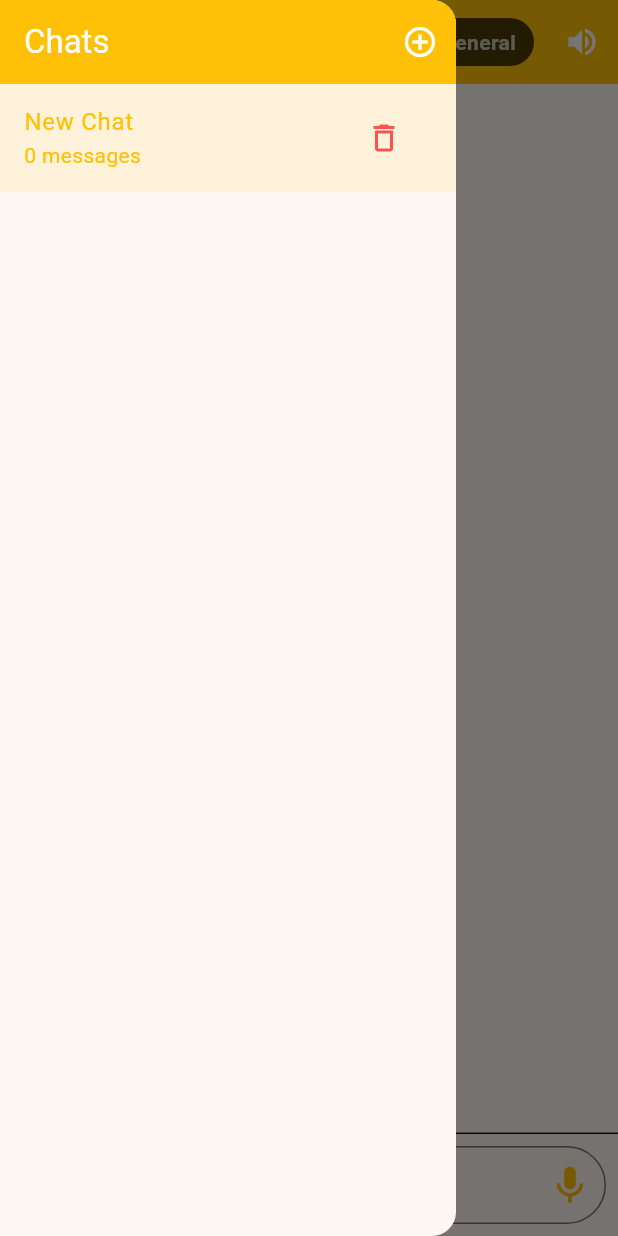
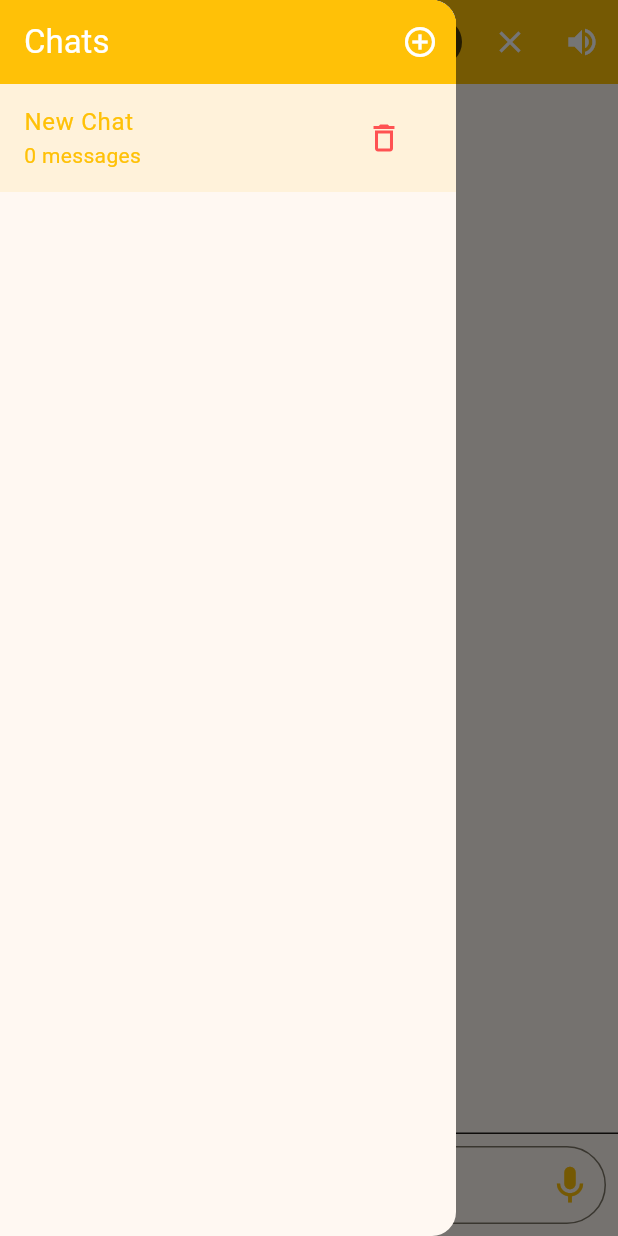
Before and after one commit to Sama-ndari/SamandariApp, a Flutter app: the AiChatScreen screen opened directly, with the side drawer open, on a phone screen of 412 x 824 dp. Run offline on Flutter 3.47's test engine with Material 3 defaults, Android fonts, the phone set to English and light mode, and no system bars; our stand-ins replace azlistview, confetti, connectivity_plus, file_picker, fl_chart, flutter_dotenv and 8 more; missing offline and left inert: mailer; accounts and stored records are empty; network calls fail.

Commit message:
AI Hub: Fourth Part

```diff
--- a/lib/models/expense.dart
+++ b/lib/models/expense.dart
@@ -25,7 +25,11 @@ enum ExpenseCategory {
   @HiveField(9)
   family,
   @HiveField(10)
-  other
+  other,
+  @HiveField(11)
+  personalCare,
+  @HiveField(12)
+  lifestyle
 }
 
 @HiveType(typeId: 4)
--- a/lib/screens/ai_hub/ai_chat_screen.dart
+++ b/lib/screens/ai_hub/ai_chat_screen.dart
@@ -151,10 +151,13 @@ class _AiChatScreenState extends State<AiChatScreen> with SingleTickerProviderSt
   Widget build(BuildContext context) {
     return Scaffold(
       appBar: AppBar(
-        // leading: IconButton(
-        //   icon: const Icon(Icons.arrow_back),
-        //   onPressed: () => Navigator.of(context).pop(),
-        // ),
+        leading: Builder(
+          builder: (context) => IconButton(
+            icon: const Icon(Icons.menu), // Menu button is now here
+            onPressed: () => Scaffold.of(context).openDrawer(),
+            tooltip: 'Chat History',
+          ),
+        ),
         title: Text(_currentConversation?.title ?? 'AI Assistant'),
         actions: [
           Container(
@@ -191,6 +194,11 @@ class _AiChatScreenState extends State<AiChatScreen> with SingleTickerProviderSt
                 ),
               ),
             ),
+          ),
+          IconButton(
+            icon: const Icon(Icons.close), // New back button icon
+            onPressed: () => Navigator.of(context).pop(),
+            tooltip: 'Close',
           ),
           IconButton(
             icon: Icon(_isTtsEnabled ? Icons.volume_up : Icons.volume_off),
--- a/lib/services/capsule_check_service.dart
+++ b/lib/services/capsule_check_service.dart
@@ -15,6 +15,7 @@ class CapsuleCheckService {
       print('No internet connection. Skipping email sending check.');
       return; // Stop if offline
     }
+    //
 
     final box = Hive.box<LegacyCapsule>('legacy_capsules');
     final now = DateTime.now();
```
Also changed, not shown: lib/screens/add_edit_expense_screen.dart (+8 -1 lines), lib/screens/expenses_screen.dart (+16 -2 lines), lib/screens/statistics_screen.dart (+8 -1 lines), lib/models/expense.g.dart.
